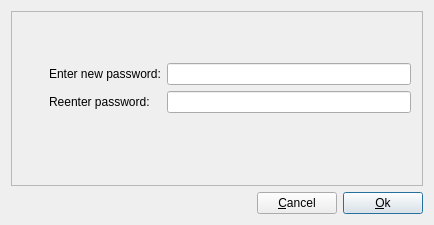
Qt form src/pwchangedialog.ui (bas524/kerberos-ticket-watcher) before a commit.
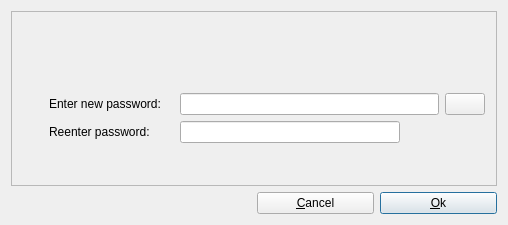
The same form after that commit. Icons and pictures are not drawn.

```diff
--- a/src/pwchangedialog.ui
+++ b/src/pwchangedialog.ui
@@ -6,7 +6,7 @@
    <rect>
     <x>0</x>
     <y>0</y>
-    <width>433</width>
+    <width>508</width>
     <height>225</height>
    </rect>
   </property>
@@ -139,7 +139,7 @@
         </property>
        </widget>
       </item>
-      <item row="1" column="0" rowspan="4">
+      <item row="1" column="0" rowspan="3">
        <spacer name="spacer3">
         <property name="orientation">
          <enum>Qt::Vertical</enum>
@@ -165,11 +165,13 @@
         </property>
        </widget>
       </item>
-      <item row="2" column="1">
+      <item row="2" column="1" colspan="2">
+       <layout class="QHBoxLayout" name="horizontalLayout">
+        <item>
        <widget class="QLabel" name="pwPrompt1">
         <property name="minimumSize">
          <size>
-          <width>20</width>
+            <width>125</width>
           <height>0</height>
          </size>
         </property>
@@ -181,18 +183,35 @@
         </property>
        </widget>
       </item>
-      <item row="2" column="2">
+        <item>
        <widget class="QLineEdit" name="pwEdit1">
+          <property name="minimumSize">
+           <size>
+            <width>220</width>
+            <height>0</height>
+           </size>
+          </property>
         <property name="echoMode">
          <enum>QLineEdit::Password</enum>
         </property>
        </widget>
       </item>
-      <item row="3" column="1">
+        <item>
+         <widget class="QPushButton" name="btnShowPwd">
+          <property name="text">
+           <string/>
+          </property>
+         </widget>
+        </item>
+       </layout>
+      </item>
+      <item row="3" column="1" colspan="2">
+       <layout class="QHBoxLayout" name="horizontalLayout_2">
+        <item>
        <widget class="QLabel" name="pwPrompt2">
         <property name="minimumSize">
          <size>
-          <width>20</width>
+            <width>125</width>
           <height>0</height>
          </size>
         </property>
@@ -204,12 +223,33 @@
         </property>
        </widget>
       </item>
-      <item row="3" column="2">
+        <item>
        <widget class="QLineEdit" name="pwEdit2">
+          <property name="minimumSize">
+           <size>
+            <width>220</width>
+            <height>0</height>
+           </size>
+          </property>
         <property name="echoMode">
          <enum>QLineEdit::Password</enum>
         </property>
        </widget>
+        </item>
+        <item>
+         <spacer name="horizontalSpacer">
+          <property name="orientation">
+           <enum>Qt::Horizontal</enum>
+          </property>
+          <property name="sizeHint" stdset="0">
+           <size>
+            <width>40</width>
+            <height>20</height>
+           </size>
+          </property>
+         </spacer>
+        </item>
+       </layout>
       </item>
       <item row="4" column="2">
        <spacer name="spacer6">
```
Lines whose indentation alone changed are shown as unchanged.
